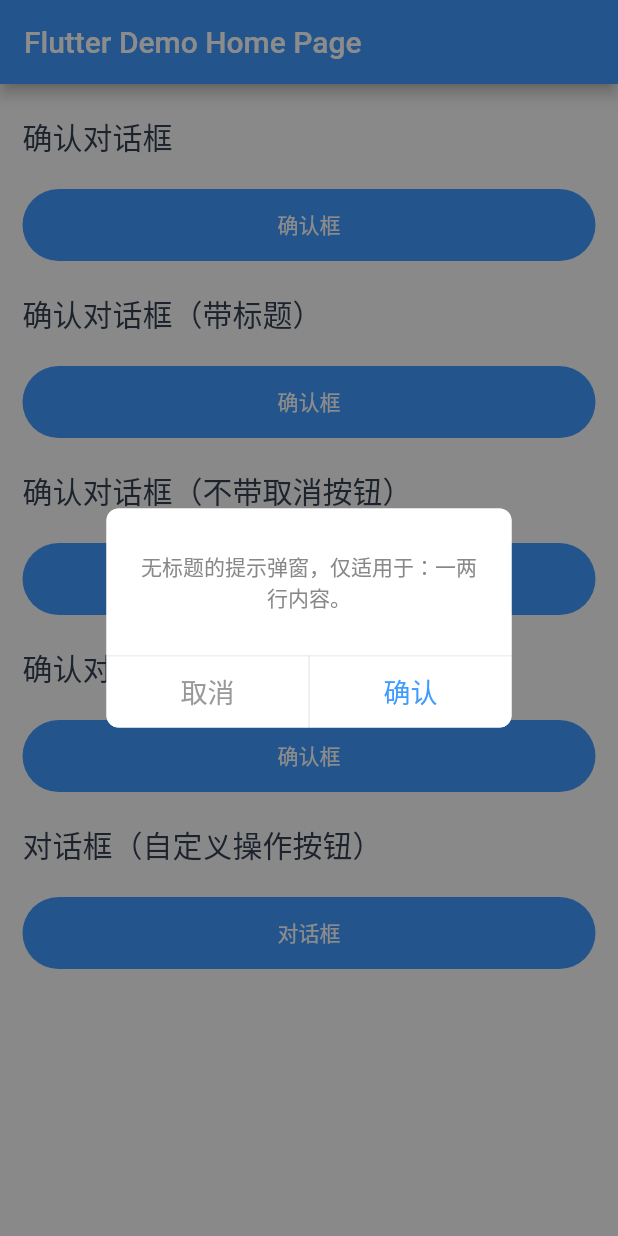
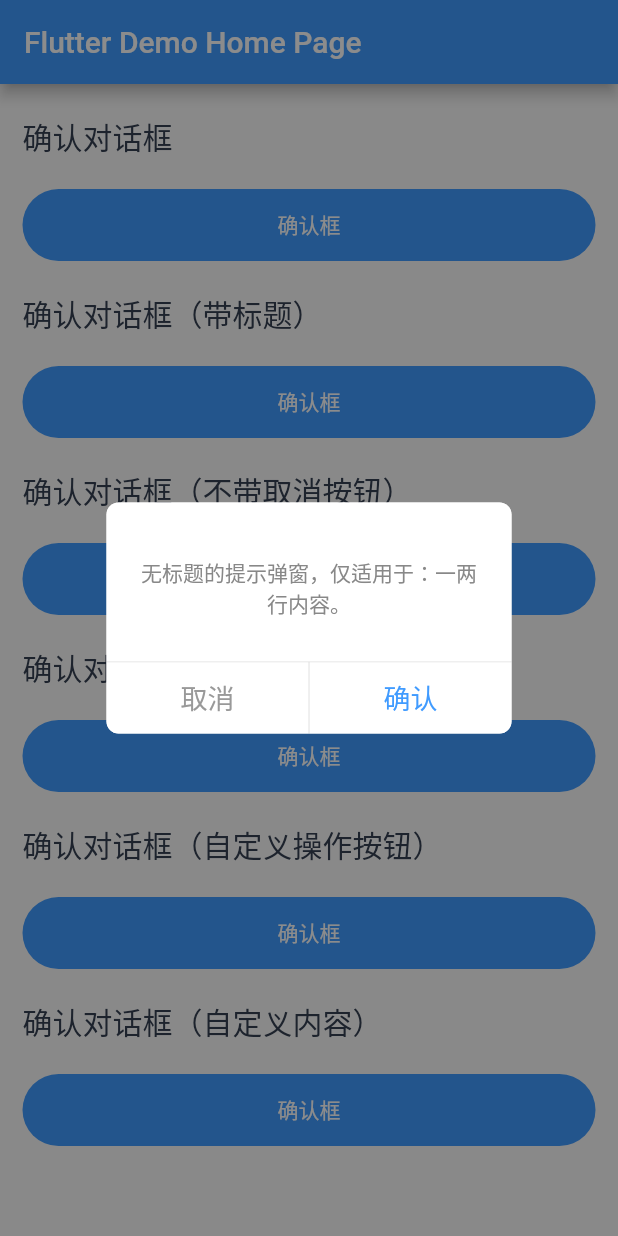
Before and after one commit to msidolphin/flutter_components, a Flutter app: the screen it shows after launch, after a tap on "确认框", on a phone screen of 412 x 824 dp. Run offline on Flutter 3.47's test engine with Material 2 defaults, Android fonts, the phone set to English and light mode, and no system bars; our stand-ins replace azlistview, cached_network_image, flutter_screenutil, flutter_svg, font_awesome_flutter, shimmer; missing offline and left inert: dart:html, lpinyin, syncfusion_flutter_core.

Commit message:
fix: 优化

```diff
--- a/example/lib/view/DialogView.dart
+++ b/example/lib/view/DialogView.dart
@@ -83,9 +83,9 @@ class DialogView extends StatelessWidget {
             }
           },),
           TitleWidget(
-            title: '对话框（自定义操作按钮）',
+            title: '确认对话框（自定义操作按钮）',
           ),
-          Button('对话框', margin: EdgeInsets.symmetric(horizontal: 15), onPressed: () async {
+          Button('确认框', margin: EdgeInsets.symmetric(horizontal: 15), onPressed: () async {
             Ui.showConfirmDialog(
                 context,
                 title: '标题',
@@ -106,6 +106,7 @@ class DialogView extends StatelessWidget {
                       Navigator.of(context).pop(true);
                       Ui.showSnackBar(context, text: '打开');
                     },
+                    textColor: ThemeColorUtil.primaryTextColor(context),
                   ),
                   FlatButton(
                     child: Text('复制',
@@ -122,6 +123,7 @@ class DialogView extends StatelessWidget {
                       Navigator.of(context).pop(true);
                       Ui.showSnackBar(context, text: '复制');
                     },
+                    textColor: ThemeColorUtil.primaryTextColor(context),
                   ),
                   FlatButton(
                     child: Text('取消',
@@ -138,10 +140,33 @@ class DialogView extends StatelessWidget {
                       Navigator.of(context).pop(false);
                       Ui.showSnackBar(context, text: '取消');
                     },
+                    textColor: Colors.red,
                   )
                 ]
             );
           },),
+          TitleWidget(
+            title: '确认对话框（自定义内容）',
+          ),
+          Button('确认框',
+            margin: EdgeInsets.symmetric(horizontal: 15),
+            onPressed: () async {
+              Ui.showCustomConfirmDialog(context,
+                  showCloseButton: true,
+                  child: Column(
+                    crossAxisAlignment: CrossAxisAlignment.center,
+                    children: <Widget>[
+                      SvgPicture.string(ResultPageSvgLib.WAITED, width: 65, height: 65,),
+                      SizedBox(height: 12,),
+                      Text('说明当前状态、提示用户解决方案，最好不要超过两行。', style: TextStyle(
+                        fontSize: 14,
+                        color: ThemeColorUtil.titleTextColor(context)
+                      ), textAlign: TextAlign.center,)
+                    ],
+                  )
+              );
+            },
+          )
         ],
       ),
     );
--- a/lib/dialog/ConfirmDialog.dart
+++ b/lib/dialog/ConfirmDialog.dart
@@ -1,5 +1,6 @@
 import 'package:flutter/cupertino.dart';
 import 'package:flutter/material.dart';
+import 'package:flutter_components/utils/Gaps.dart';
 import '../i18n/i18n.dart';
 import '../utils/ColorUtil.dart';
 
@@ -24,6 +25,7 @@ class ConfirmDialog extends BaseDialog {
   final EdgeInsetsGeometry padding;
   /// 如果传入了actions，那么将不会展示默认的取消和确认按钮，并且排列方式为垂直排列
   final List<FlatButton> actions;
+  final bool showCloseButton;
 
   ConfirmDialog({
     Key key,
@@ -40,11 +42,14 @@ class ConfirmDialog extends BaseDialog {
     this.padding = const EdgeInsets.only(top: 28.0),
     this.borderRadius = const BorderRadius.all(Radius.circular(8)),
     this.actions = const [],
+    this.showCloseButton = false
   }): super(child: child, borderRadius: borderRadius);
 
   @override
   Widget render(BuildContext context) {
-    return Container(
+    return Stack(
+      children: <Widget>[
+        Container(
             decoration: BoxDecoration(
               color: ThemeColorUtil.backGroundColor(context),// Theme.of(context).trans,
               borderRadius: borderRadius,
@@ -56,14 +61,12 @@ class ConfirmDialog extends BaseDialog {
               children: <Widget>[
                 Offstage(
                   offstage: title.isEmpty,
-              child: Padding(
-                padding: const EdgeInsets.only(bottom: 8.0),
                   child: Text(
                     title.isEmpty ? '' : title,
                     style: TextStyle(fontSize: 18),
                   ),
                 ),
-            ),
+                SizedBox(height: 8,),
                 Container(
                   child: Column(
                     children: [
@@ -82,6 +85,18 @@ class ConfirmDialog extends BaseDialog {
                 )
               ],
             )
+        ),
+        showCloseButton ? Positioned(
+          right: 0,
+          top: 0,
+          child: IconButton(
+            onPressed: () {
+              Navigator.of(context).pop(false);
+            },
+            icon: Icon(Icons.close), color: Color(0xffdddddd),
+          )
+        ) : Gaps.empty
+      ],
     );
   }
 
--- a/lib/list/ListItem.dart
+++ b/lib/list/ListItem.dart
@@ -91,7 +91,7 @@ class _ListItemState extends State<ListItem> {
             widget.title,
             style: TextStyle(
               color: ThemeColorUtil.titleTextColor(context),
-              fontSize: 28.w
+              fontSize: 15
             ),
           ),
           WidgetUtil.createWidget(widget.subtitle),
@@ -171,7 +171,7 @@ class ListItemTrailing extends StatelessWidget {
       overflow: TextOverflow.ellipsis,
       maxLines: maxLines,
       style: TextStyle(
-        fontSize: 28.w,
+        fontSize: 15,
         color: showPlaceholder() ? ThemeColorUtil.disabledColor(context) : ThemeColorUtil.subTitleTextColor(context)
       ),
     );
--- a/lib/utils/Ui.dart
+++ b/lib/utils/Ui.dart
@@ -15,13 +15,14 @@ class Ui {
 
   static Future showCustomConfirmDialog(BuildContext context, {
     @required Widget child,
-    String title = '提示',
+    String title = '',
     bool showCancelButton = true,
     String cancelText = '取消',
     String confirmText = '确认',
     Function onConfirm,
     Function onCancel,
-    List<FlatButton> actions = const []
+    List<FlatButton> actions = const [],
+    bool showCloseButton = false
   }) {
     assert(child != null);
     return Dialog.show(
@@ -31,6 +32,7 @@ class Ui {
         cancelText: cancelText,
         confirmText: confirmText,
         showCancel: showCancelButton,
+        showCloseButton: showCloseButton,
         child: child,
         actions: actions,
         onConfirm: onConfirm,
@@ -47,7 +49,8 @@ class Ui {
     String confirmText = '确认',
     Function onConfirm,
     Function onCancel,
-    List<FlatButton> actions = const []
+    List<FlatButton> actions = const [],
+    bool showCloseButton = false
   }) async {
     return Dialog.show(
       context: context,
@@ -56,6 +59,7 @@ class Ui {
         cancelText: cancelText,
         confirmText: confirmText,
         showCancel: showCancelButton,
+        showCloseButton: showCloseButton,
         actions: actions,
         child: Text(message,
           textAlign: TextAlign.center,
--- a/lib/widgets.dart
+++ b/lib/widgets.dart
@@ -3,6 +3,7 @@ library flutter_components;
 export 'InlineBox.dart';
 export 'utils/ViewportUtil.dart';
 export 'package:font_awesome_flutter/font_awesome_flutter.dart';
+export 'package:flutter_svg/flutter_svg.dart';
 export 'Button.dart';
 export 'list/ListGroup.dart';
 export 'list/ListItem.dart';
```
Also changed, not shown: example/lib/view/ListGroupView.dart (+12 -5 lines). Lines whose indentation alone changed are shown as unchanged.
